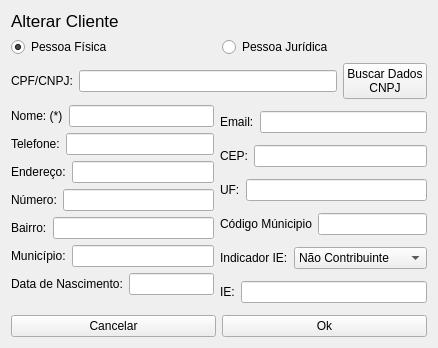
GabR36/QEstoqueLoja, file src/alterarcliente.ui: the form before one commit.
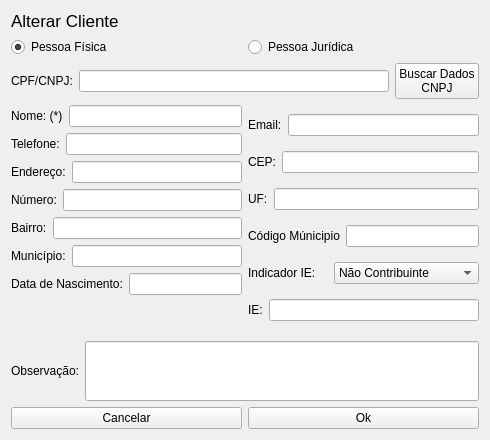
The form after the commit.

Commit message: campo observação em clientes

```diff
--- a/src/alterarcliente.ui
+++ b/src/alterarcliente.ui
@@ -6,8 +6,8 @@
    <rect>
     <x>0</x>
     <y>0</y>
-    <width>438</width>
-    <height>348</height>
+    <width>490</width>
+    <height>440</height>
    </rect>
   </property>
   <property name="windowTitle">
@@ -306,6 +306,33 @@
     </layout>
    </item>
    <item row="4" column="0">
+    <layout class="QHBoxLayout" name="horizontalLayout_19">
+     <item>
+      <widget class="QLabel" name="label_16">
+       <property name="text">
+        <string>Observação:</string>
+       </property>
+      </widget>
+     </item>
+     <item>
+      <widget class="QLineEdit" name="Ledit_OBS">
+       <property name="minimumSize">
+        <size>
+         <width>0</width>
+         <height>60</height>
+        </size>
+       </property>
+       <property name="maxLength">
+        <number>255</number>
+       </property>
+       <property name="alignment">
+        <set>Qt::AlignmentFlag::AlignLeading|Qt::AlignmentFlag::AlignLeft|Qt::AlignmentFlag::AlignTop</set>
+       </property>
+      </widget>
+     </item>
+    </layout>
+   </item>
+   <item row="5" column="0">
     <layout class="QHBoxLayout" name="horizontalLayout_7">
      <item>
       <widget class="QPushButton" name="Btn_Cancelar">
```
The commit also changes 5 other files.
